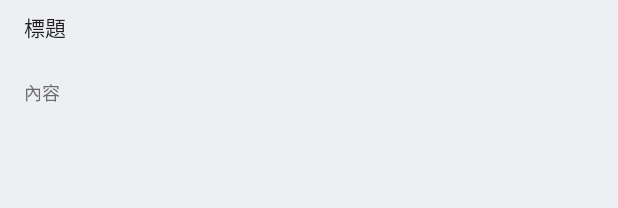
After one commit to starboxs/EC_Android, an Android app: the layout item_news.xml on its own in the app's theme, with its tools: preview values and no code run, on a phone screen of 412 x 824 dp. The commit adds this screen. Shown: the top 208 px of the screen. Run offline under Robolectric (Android 15) with nearby library versions, the phone set to English and light mode, and no system bars.

Commit message:
架構中

```diff
--- a/app/src/main/java/com/example/marco/ec_android/MainActivity.java
+++ b/app/src/main/java/com/example/marco/ec_android/MainActivity.java
@@ -70,7 +70,6 @@ public class MainActivity extends CustomTabBaseActivity {
         RxFragment fragment = null;
         switch (item.getItemId()) {
             case R.id.indexnews:
-                System.out.println("頁面:1");
                 if (mFragmentManager != null) {
                     fragment = (RxFragment) mFragmentManager.findFragmentByTag(mainNewsFragment.class.getSimpleName());
                 }
@@ -78,7 +77,6 @@ public class MainActivity extends CustomTabBaseActivity {
                     fragment = mainNewsFragment.newInstance();
                 break;
             case R.id.service:
-                System.out.println("頁面:2");
                 if (mFragmentManager != null) {
                     fragment = (RxFragment) mFragmentManager.findFragmentByTag(mainNewsFragment.class.getSimpleName());
                 }
@@ -86,7 +84,6 @@ public class MainActivity extends CustomTabBaseActivity {
                     fragment = mainServiceFragment.newInstance();
                 break;
             case R.id.member:
-                System.out.println("頁面:3");
                 if (mFragmentManager != null) {
                     fragment = (RxFragment) mFragmentManager.findFragmentByTag(mainNewsFragment.class.getSimpleName());
                 }
@@ -96,12 +93,10 @@ public class MainActivity extends CustomTabBaseActivity {
         }
 
         if (fragment != null && mFragmentManager != null) {
-            System.out.println("頁面:4");
             FragmentTransaction fragmentTransaction = mFragmentManager.beginTransaction();
             fragmentTransaction.replace(R.id.frame_layout, fragment);
             fragmentTransaction.commit();
         } else {
-            System.out.println("頁面:5");
             mFragmentManager = getFragmentManager();
             FragmentTransaction fragmentTransaction = mFragmentManager.beginTransaction();
             fragmentTransaction.replace(R.id.frame_layout, mainNewsFragment.newInstance());
--- a/app/src/main/res/layout/activity_index.xml
+++ b/app/src/main/res/layout/activity_index.xml
@@ -15,6 +15,7 @@
         android:orientation="horizontal">
 
         <ScrollView
+            android:id="@+id/indexScrollview"
             android:layout_width="match_parent"
             android:layout_height="match_parent">
 
--- a/app/src/main/res/layout/appbar.xml
+++ b/app/src/main/res/layout/appbar.xml
@@ -9,7 +9,7 @@
         android:id="@+id/toolbar"
         android:layout_width="match_parent"
         android:layout_height="wrap_content"
-        android:background="?attr/colorPrimary"
+        android:background="@color/colorMyfav"
         android:elevation="8dp"
         android:fitsSystemWindows="true"
         android:minHeight="?attr/actionBarSize"
--- /dev/null
+++ b/app/src/main/res/layout/item_news.xml
@@ -0,0 +1,42 @@
+<?xml version="1.0" encoding="utf-8"?>
+<LinearLayout xmlns:android="http://schemas.android.com/apk/res/android"
+    xmlns:app="http://schemas.android.com/apk/res-auto"
+    android:layout_width="match_parent"
+    android:layout_height="wrap_content"
+    android:orientation="vertical">
+
+    <LinearLayout
+        android:layout_width="match_parent"
+        android:layout_height="match_parent"
+        android:orientation="vertical">
+
+        <TextView
+            android:id="@+id/newsTitle"
+            style="@style/caption_text_black87"
+            android:layout_width="match_parent"
+            android:layout_height="wrap_content"
+            android:layout_marginTop="6dp"
+            android:gravity="center_vertical"
+            android:minHeight="24dp"
+            android:paddingLeft="@dimen/activity_horizontal_margin"
+            android:text="標題"
+            android:textSize="14sp" />
+    </LinearLayout>
+
+    <LinearLayout
+        android:layout_width="match_parent"
+        android:layout_height="match_parent"
+        android:orientation="vertical">
+
+        <TextView
+            android:id="@+id/newsDesc"
+            android:layout_width="match_parent"
+            android:layout_height="wrap_content"
+            style="@style/caption_text_colorblackkkk"
+            android:layout_marginTop="@dimen/content_padding"
+            android:gravity="center_vertical"
+            android:minHeight="@dimen/default_size"
+            android:paddingLeft="@dimen/activity_horizontal_margin"
+            android:text="內容" />
+    </LinearLayout>
+</LinearLayout>
--- a/app/src/main/res/values/colors.xml
+++ b/app/src/main/res/values/colors.xml
@@ -8,7 +8,8 @@
     <color name="colorAccent">#FF4E8A</color>
     <color name="colorAccent87">#DEFF4E8A</color>
     <color name="colorAccentDark">#DEe04479</color>
-
+    <color name="colorMyfav">#DEFFFFFF</color>
+    <color name="colorblackkkk">#6c6c6c</color>
     <!--TEXT COLOR-->
     <color name="colorBlack87">#DE000000</color>
     <color name="colorBlack54">#8a000000</color>
--- a/app/src/main/res/values/styles.xml
+++ b/app/src/main/res/values/styles.xml
@@ -253,6 +253,11 @@
         <item name="android:textSize">@dimen/text_caption</item>
     </style>
 
+    <style name="caption_text_colorblackkkk">
+        <item name="android:textColor">@color/colorblackkkk</item>
+        <item name="android:textSize">@dimen/text_caption</item>
+    </style>
+
     <style name="caption_text_primary">
         <item name="android:textColor">@color/primary_color_state</item>
         <item name="android:textSize">@dimen/text_caption</item>
```
Also changed, not shown: app/src/main/java/com/example/marco/ec_android/adapter/newsAdapter.java (added, +76 -0 lines), app/src/main/java/com/example/marco/ec_android/news/mainNewsFragment.java (+55 -32 lines), app/src/main/res/layout/layout_index.xml (+9 -9 lines), 1 other file.
